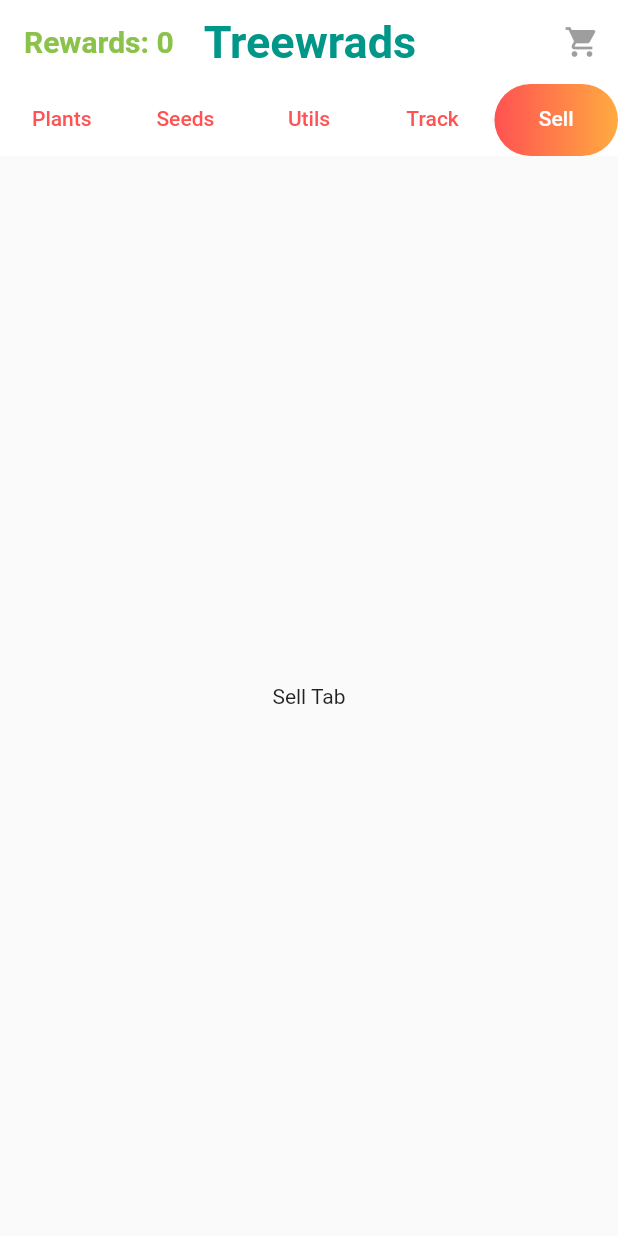
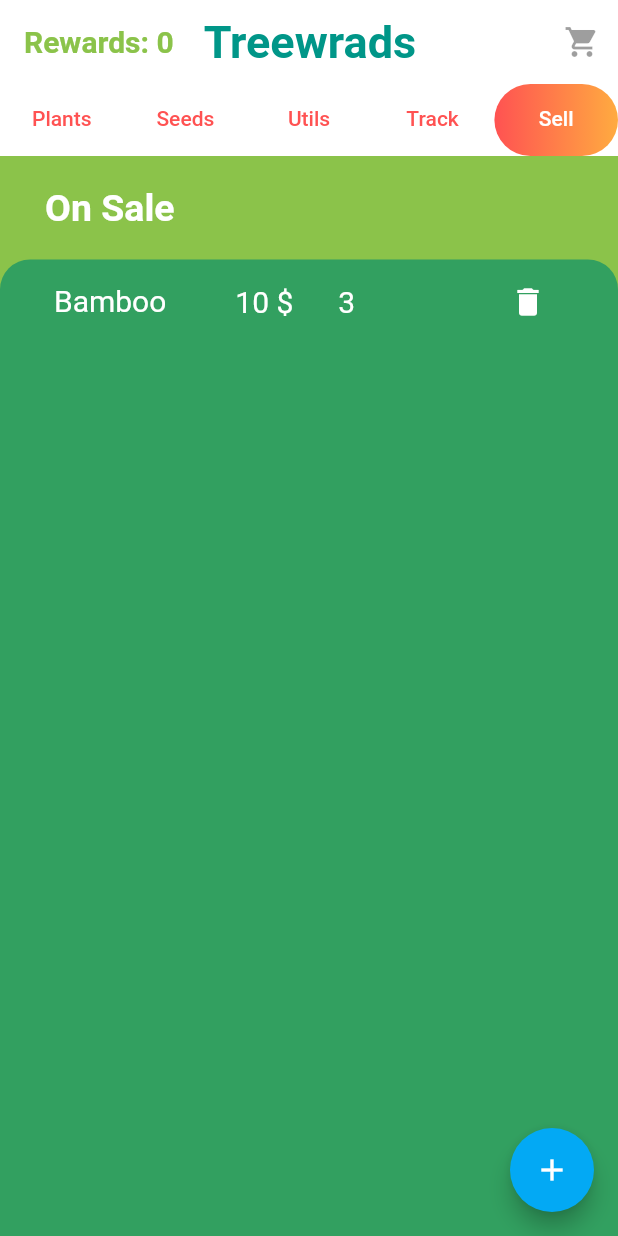
Before and after one commit to CasCard/treeward, a Flutter app: the screen it shows after launch, tab 5 chosen, on a phone screen of 412 x 824 dp. Run offline on Flutter 3.47's test engine with Material 2 defaults, Android fonts, the phone set to English and light mode, and no system bars.

Commit message:
updated sell screen with adding items to sell screen,bug fixes

```diff
--- a/lib/screens/sell_screen.dart
+++ b/lib/screens/sell_screen.dart
@@ -1,15 +1,62 @@
 import 'package:flutter/material.dart';
+import 'package:flutter/widgets.dart';
+import 'package:treeward/widgets/items_list.dart';
+import 'package:treeward/screens/add_item_screen.dart';
 
 class SellTab extends StatelessWidget {
   @override
   Widget build(BuildContext context) {
     // TODO: implement build
-    return Container(
-      child: Center(
-        child: Text(
-          "Sell Tab",
-          style: TextStyle(color: Colors.black87),
-        ),
+    return Scaffold(
+      backgroundColor: Colors.lightGreen,
+      floatingActionButton: FloatingActionButton(
+        backgroundColor: Colors.lightBlue,
+        child: Icon(Icons.add),
+        onPressed: () {
+          showModalBottomSheet(
+            context: context,
+            isScrollControlled: true,
+            builder: (context) => SingleChildScrollView(
+              child: Container(
+                padding: EdgeInsets.only(
+                    bottom: MediaQuery.of(context).viewInsets.bottom),
+                child: AddItemScreen(),
+              ),
+            ),
+          );
+        },
+      ),
+      body: Column(
+        crossAxisAlignment: CrossAxisAlignment.start,
+        children: <Widget>[
+          Container(
+            padding: EdgeInsets.only(top: 20, left: 30, right: 20, bottom: 20),
+            child: Column(
+              crossAxisAlignment: CrossAxisAlignment.start,
+              children: <Widget>[
+                Text(
+                  'On Sale',
+                  style: TextStyle(
+                      color: Colors.white,
+                      fontSize: 25.0,
+                      fontWeight: FontWeight.w600),
+                ),
+              ],
+            ),
+          ),
+          Expanded(
+            child: Container(
+              padding: EdgeInsets.symmetric(horizontal: 20),
+              decoration: BoxDecoration(
+                  color: Color(0xFF32A060),
+                  borderRadius: BorderRadius.only(
+                    topLeft: Radius.circular(20.0),
+                    topRight: Radius.circular(20.0),
+                  )),
+              child: ItemList(),
+            ),
+          )
+        ],
       ),
     );
   }
--- /dev/null
+++ b/lib/widgets/item_tile.dart
@@ -0,0 +1,47 @@
+import 'package:flutter/material.dart';
+
+class ItemTile extends StatelessWidget {
+  @override
+  Widget build(BuildContext context) {
+    return ListTile(
+      leading: Text(
+        'Bamboo',
+        style: TextStyle(
+          color: Colors.white,
+          fontSize: 20.0,
+        ),
+      ),
+      title: Row(
+        children: <Widget>[
+          SizedBox(
+            width: 30,
+          ),
+          Text(
+            "10 \$",
+            style: TextStyle(
+              color: Colors.white,
+              fontSize: 20.0,
+            ),
+          ),
+          SizedBox(
+            width: 30,
+          ),
+          Text(
+            "3",
+            style: TextStyle(
+              color: Colors.white,
+              fontSize: 20.0,
+            ),
+          ),
+        ],
+      ),
+      trailing: IconButton(
+        icon: Icon(
+          Icons.delete,
+          color: Colors.white,
+        ),
+        onPressed: null,
+      ),
+    );
+  }
+}
--- /dev/null
+++ b/lib/widgets/items_list.dart
@@ -0,0 +1,11 @@
+import 'package:flutter/material.dart';
+import 'package:treeward/widgets/item_tile.dart';
+
+class ItemList extends StatelessWidget {
+  @override
+  Widget build(BuildContext context) {
+    return ListView(
+      children: <Widget>[ItemTile()],
+    );
+  }
+}
--- a/pubspec.yaml
+++ b/pubspec.yaml
@@ -17,6 +17,7 @@ environment:
   sdk: ">=2.1.0 <3.0.0"
 
 dependencies:
+
   flutter:
     sdk: flutter
 
```
Also changed, not shown: lib/models/plant_model.dart (+6 -6 lines), lib/screens/add_item_screen.dart (added, +57 -0 lines), lib/screens/plants_tab.dart (+18 -1 lines).
